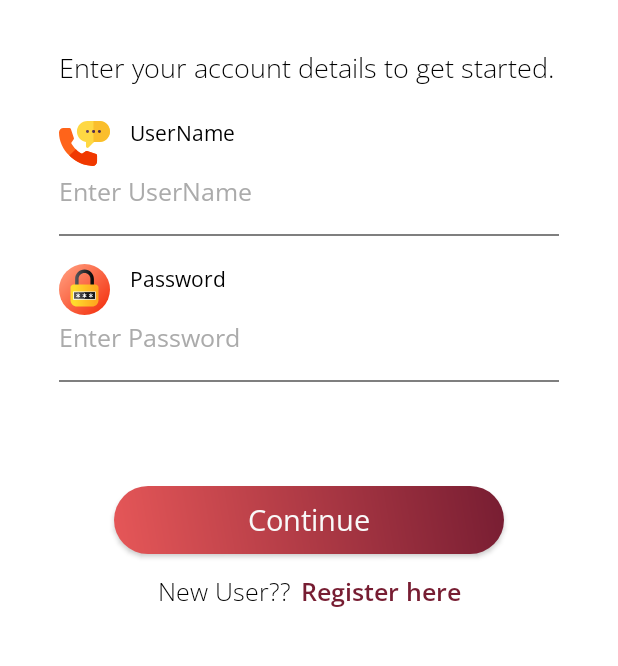
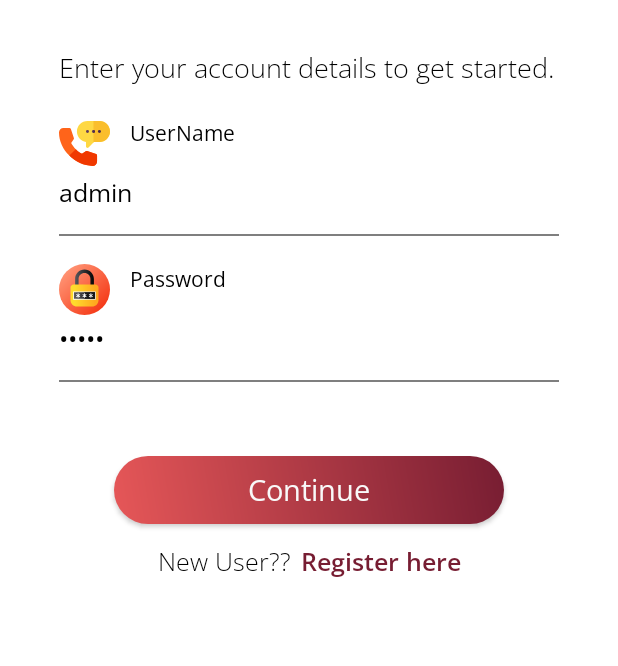
Before and after one commit to tusharpandey1993/AtoZMaintenance, an Android app: the screen it shows after launch (MainActivity), after a tap on "Skip", on a phone screen of 412 x 824 dp, the part 377-1043 px from its top. Run offline under Robolectric (Android 15) with nearby library versions, the phone set to English and light mode, and no system bars; our stand-ins replace CircleImageView, sdp/ssp sizes; pictures from the network do not load; Roboto replaces fonts that are not available here.

Commit message:
minutes changes

```diff
--- a/app/src/main/java/com/base/AtoZMaintenanceApp/Adapter/DashboardServiceListAdapter.java
+++ b/app/src/main/java/com/base/AtoZMaintenanceApp/Adapter/DashboardServiceListAdapter.java
@@ -55,7 +55,7 @@ public class DashboardServiceListAdapter extends RecyclerView.Adapter<DashboardS
 
     @Override
     public int getItemCount() {
-          return 5;
+          return 6;
     }
 
 
--- a/app/src/main/java/com/base/AtoZMaintenanceApp/Fragments/DashboardFragment.java
+++ b/app/src/main/java/com/base/AtoZMaintenanceApp/Fragments/DashboardFragment.java
@@ -9,6 +9,7 @@ import androidx.fragment.app.Fragment;
 import androidx.fragment.app.FragmentActivity;
 import androidx.lifecycle.Lifecycle;
 import androidx.navigation.Navigation;
+import androidx.recyclerview.widget.GridLayoutManager;
 import androidx.recyclerview.widget.LinearLayoutManager;
 import androidx.recyclerview.widget.RecyclerView;
 
@@ -69,8 +70,9 @@ public class DashboardFragment extends BaseFragment implements GenericDialogClic
         init(mView);
 
         selectedAdapter = new DashboardServiceListAdapter(mActivity,this);
-        LinearLayoutManager mLayoutManager = new LinearLayoutManager(mActivity);
-        recyclerViewList.setLayoutManager(mLayoutManager);
+//        LinearLayoutManager mLayoutManager = new LinearLayoutManager(mActivity);
+//        recyclerViewList.setLayoutManager(mLayoutManager);
+        recyclerViewList.setLayoutManager(new GridLayoutManager(mActivity, 2));
         recyclerViewList.setAdapter(selectedAdapter);
 
         return mView;
--- a/app/src/main/res/layout/fragment_login.xml
+++ b/app/src/main/res/layout/fragment_login.xml
@@ -103,7 +103,7 @@
                 android:hint="@string/UserNameHintRegOnLogin"
                 android:imeOptions="actionNext"
                 android:maxLength="20"
-                android:text=""
+                android:text="admin"
                 app:layout_constraintEnd_toEndOf="parent"
                 app:layout_constraintStart_toStartOf="@+id/mobile_no"
                 app:layout_constraintTop_toBottomOf="@+id/mobile_no" />
@@ -154,7 +154,7 @@
                 android:imeOptions="actionDone"
                 android:inputType="textPassword"
                 android:maxLength="10"
-                android:text=""
+                android:text="admin"
                 android:backgroundTint="@color/black"
                 app:layout_constraintEnd_toEndOf="parent"
                 app:layout_constraintStart_toStartOf="@+id/password_hint"
@@ -166,7 +166,7 @@
         <Button
             android:id="@+id/btn_login"
             style="@style/btn_login"
-            android:layout_marginTop="@dimen/_30sdp"
+            android:layout_marginTop="@dimen/_15sdp"
             android:background="@drawable/access_pack_bg_gradient"
             android:text="@string/continueBtnLogin"
             app:layout_constraintBottom_toBottomOf="parent"
--- a/app/src/main/res/layout/splash_activty.xml
+++ b/app/src/main/res/layout/splash_activty.xml
@@ -14,6 +14,7 @@
         android:layout_alignParentBottom="true"
         android:scaleType="centerCrop"
         android:layout_marginTop="@dimen/_100sdp"
+        android:src="@drawable/logo_new"
         app:layout_constraintEnd_toEndOf="parent"
         app:layout_constraintStart_toStartOf="parent"
         app:layout_constraintTop_toTopOf="parent" />
@@ -24,9 +25,10 @@
         android:layout_height="wrap_content"
         android:layout_marginTop="@dimen/_10sdp"
         android:fontFamily="@font/roboto_bold"
-        android:text="Base App"
-        android:textColor="#ffffff"
+        android:text="A to Z Maintenance"
+        android:textColor="#000000"
         android:textSize="@dimen/_23ssp"
+        android:visibility="gone"
         app:layout_constraintEnd_toEndOf="@+id/root_view"
         app:layout_constraintStart_toStartOf="@+id/root_view"
         app:layout_constraintTop_toBottomOf="@+id/root_view" />
```
